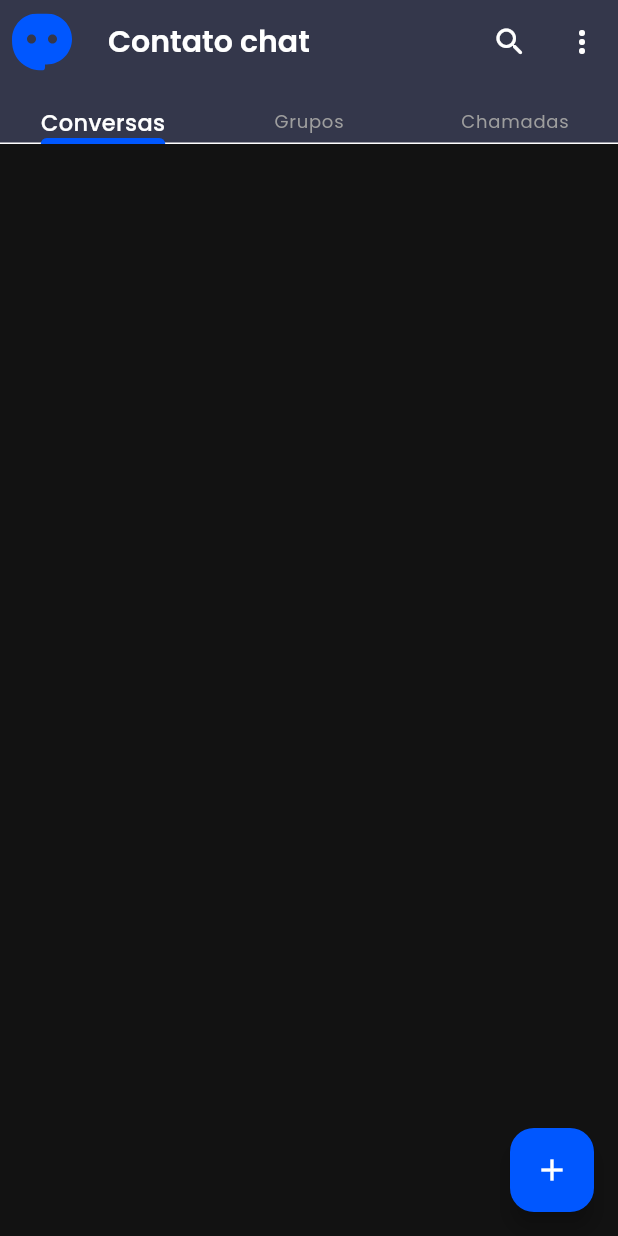
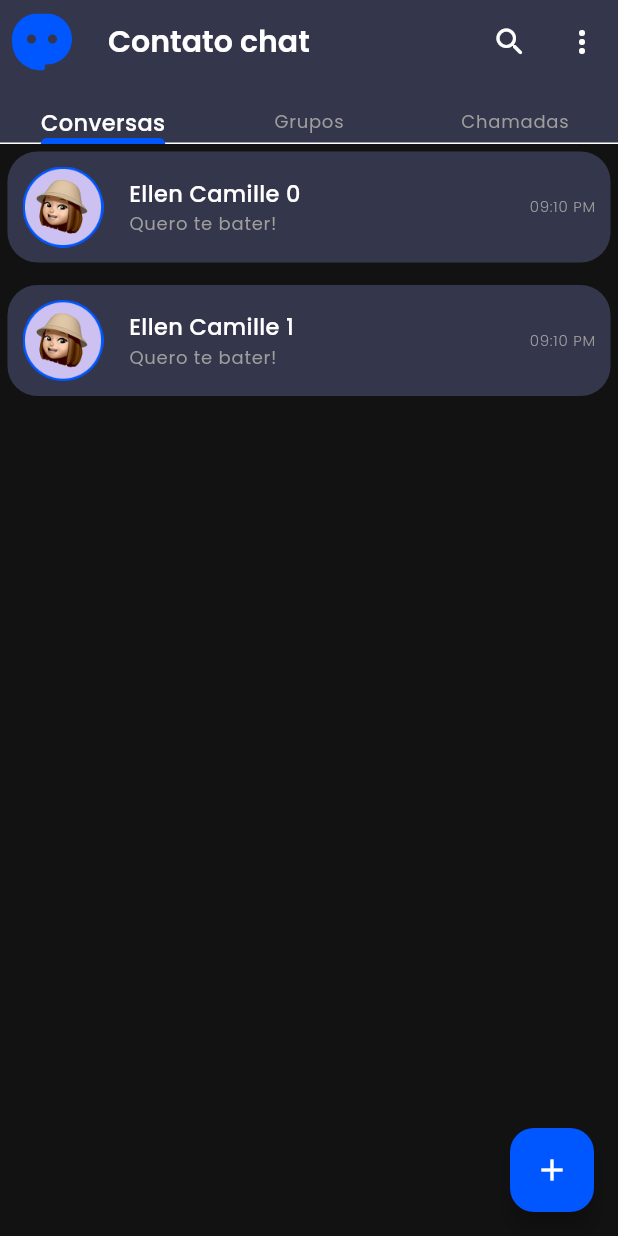
Before and after one commit to AntonioAndradeGomes/chat_app, a Flutter app: the HomePage screen opened by its route, on a phone screen of 412 x 824 dp. Run offline on Flutter 3.47's test engine with Material 3 defaults, Android fonts, the phone set to English and light mode, and no system bars; our stand-ins replace flutter_svg, get, slide_to_act.

Commit message:
full style

```diff
--- a/lib/pages/home/home_page.dart
+++ b/lib/pages/home/home_page.dart
@@ -1,4 +1,5 @@
 import 'package:chat_app/config/assets_images.dart';
+import 'package:chat_app/pages/home/widgets/chat_list_widget.dart';
 import 'package:chat_app/pages/home/widgets/my_tab_bar_widget.dart';
 import 'package:flutter/material.dart';
 import 'package:flutter_svg/svg.dart';
@@ -59,9 +60,25 @@ class _HomePageState extends State<HomePage> with TickerProviderStateMixin {
             color: Theme.of(context).colorScheme.onBackground,
           ),
         ),
-      body: const Column(
-        children: [],
+        body: TabBarView(
+          controller: tabController,
+          children: [
+            const ChatListWidget(),
+            ListView(
+              children: const [
+                ListTile(
+                  title: Text('Name teste'),
                 ),
-    );
+              ],
+            ),
+            ListView(
+              children: const [
+                ListTile(
+                  title: Text('Name teste'),
+                ),
+              ],
+            ),
+          ],
+        ));
   }
 }
--- /dev/null
+++ b/lib/pages/home/widgets/chat_list_widget.dart
@@ -0,0 +1,28 @@
+import 'package:chat_app/config/assets_images.dart';
+import 'package:chat_app/pages/home/widgets/chat_tile_widget.dart';
+import 'package:flutter/material.dart';
+
+class ChatListWidget extends StatelessWidget {
+  const ChatListWidget({super.key});
+
+  @override
+  Widget build(BuildContext context) {
+    return ListView.separated(
+      padding: const EdgeInsets.all(5),
+      itemCount: 2,
+      itemBuilder: (_, index) {
+        return ChatTileWidget(
+          imageUrl: AssetsImages.girlPic,
+          lastChat: 'Quero te bater!',
+          lastTime: '09:10 PM',
+          name: 'Ellen Camille $index',
+        );
+      },
+      separatorBuilder: (_, index) {
+        return const SizedBox(
+          height: 15,
+        );
+      },
+    );
+  }
+}
--- /dev/null
+++ b/lib/pages/home/widgets/chat_tile_widget.dart
@@ -0,0 +1,63 @@
+import 'package:flutter/material.dart';
+
+class ChatTileWidget extends StatelessWidget {
+  final String imageUrl;
+  final String name;
+  final String lastChat;
+  final String lastTime;
+  const ChatTileWidget({
+    super.key,
+    required this.imageUrl,
+    required this.name,
+    required this.lastChat,
+    required this.lastTime,
+  });
+
+  @override
+  Widget build(BuildContext context) {
+    return Container(
+      decoration: BoxDecoration(
+        borderRadius: BorderRadius.circular(20),
+        color: Theme.of(context).colorScheme.primaryContainer,
+      ),
+      padding: const EdgeInsets.all(10),
+      child: Row(
+        mainAxisAlignment: MainAxisAlignment.spaceBetween,
+        children: [
+          Row(
+            children: [
+              Image.asset(
+                imageUrl,
+                width: 54,
+                height: 54,
+              ),
+              const SizedBox(
+                width: 17,
+              ),
+              Column(
+                crossAxisAlignment: CrossAxisAlignment.start,
+                children: [
+                  Text(
+                    name,
+                    style: Theme.of(context).textTheme.bodyMedium,
+                  ),
+                  const SizedBox(
+                    height: 2,
+                  ),
+                  Text(
+                    lastChat,
+                    style: Theme.of(context).textTheme.labelMedium,
+                  ),
+                ],
+              ),
+            ],
+          ),
+          Text(
+            lastTime,
+            style: Theme.of(context).textTheme.labelSmall,
+          ),
+        ],
+      ),
+    );
+  }
+}
```
Lines whose indentation alone changed are shown as unchanged.
